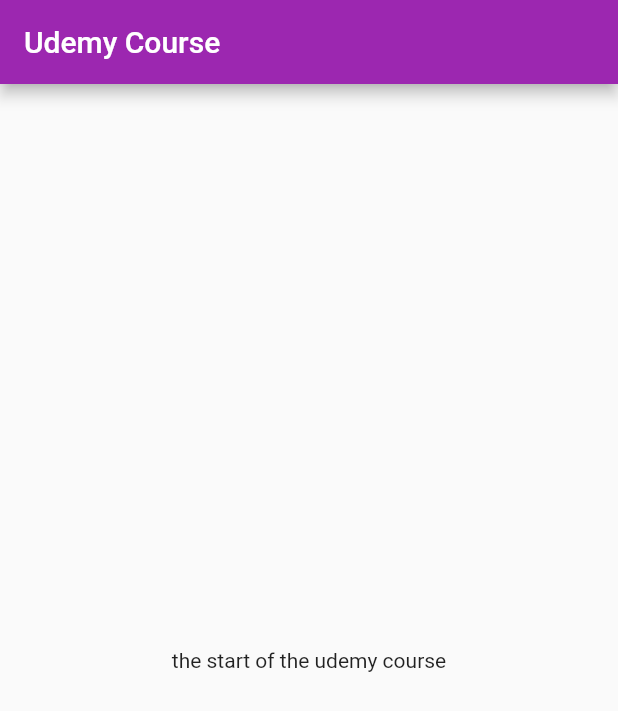
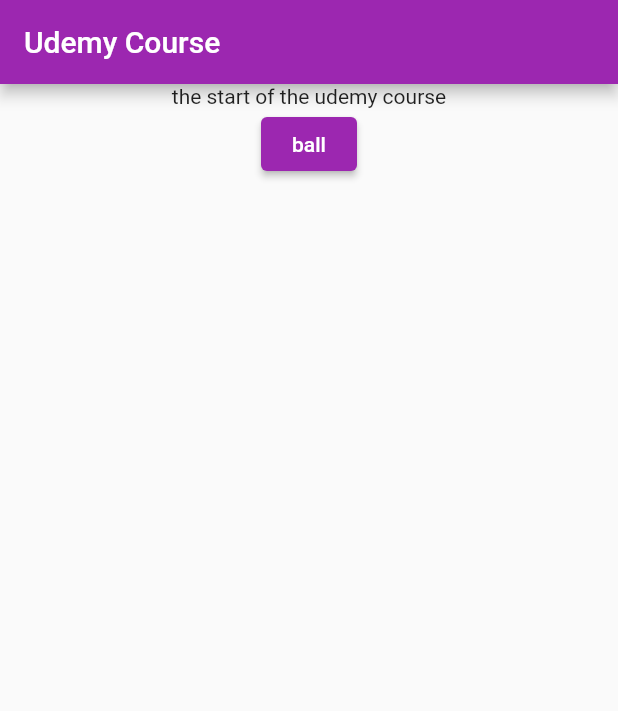
Before and after one commit to NyllRE/flutter_mastering, a Flutter app: the screen it shows after launch, after a tap on "Udemy Course App", on a phone screen of 412 x 824 dp. Shown: the top 711 px of the screen. Run offline on Flutter 3.47's test engine with Material 2 defaults, Android fonts, the phone set to English and light mode, and no system bars.

Commit message:
finished 10% of the udemy course

```diff
--- a/analysis_options.yaml
+++ b/analysis_options.yaml
@@ -23,7 +23,8 @@
   # producing the lint.
   rules:
     # avoid_print: false  # Uncomment to disable the `avoid_print` rule
-    # prefer_single_quotes: true  # Uncomment to enable the `prefer_single_quotes` rule
+    prefer_single_quotes: true  # Uncomment to enable the `prefer_single_quotes` rule
+    prefer_const_constructors: false
 
 # Additional information about this file can be found at
 # https://dart.dev/guides/language/analysis-options
--- a/lib/main.dart
+++ b/lib/main.dart
@@ -4,9 +4,7 @@
 import 'package:flutter_mastering/udemy_course/udemy_course_app.dart';
 import 'starter_tutorials/starter_tutorial_app.dart';
 
-void main() {
-  runApp(const MyApp());
-}
+void main() => runApp(const MyApp());
 
 class MyApp extends StatelessWidget {
   const MyApp({Key? key}) : super(key: key);
--- a/lib/starter_tutorials/starter_tutorial_app.dart
+++ b/lib/starter_tutorials/starter_tutorial_app.dart
@@ -5,9 +5,6 @@
 import 'package:flutter_mastering/starter_tutorials/profile_page.dart';
 import 'range_selector_page.dart';
 
-void main() {
-  runApp(const StarterTutorialApp());
-}
 
 class StarterTutorialApp extends StatelessWidget {
   const StarterTutorialApp({Key? key}) : super(key: key);
--- a/lib/udemy_course/udemy_course_app.dart
+++ b/lib/udemy_course/udemy_course_app.dart
@@ -1,10 +1,6 @@
 // ignore_for_file: library_private_types_in_public_api
 
 import 'package:flutter/material.dart';
-
-void main() {
-  runApp(const UdemyCourseApp());
-}
 
 class UdemyCourseApp extends StatelessWidget {
   const UdemyCourseApp({Key? key}) : super(key: key);
@@ -33,10 +29,20 @@
   Widget build(BuildContext context) {
     return Scaffold(
       appBar: AppBar(
-        title: const Text('Udemy Course'),
+        title: Text('Udemy Course'),
       ),
-      body: const Center(
-        child: Text('the start of the udemy course'),
+      body: Column(
+        children: [
+          Center(
+            child: Text('the start of the udemy course'),
+          ),
+          ElevatedButton(
+            child: Text('ball'),
+            onPressed: () {
+              debugPrint('balls?!!!');
+            },
+          )
+        ],
       ),
     );
   }
```
Also changed, not shown: 1 other file.
